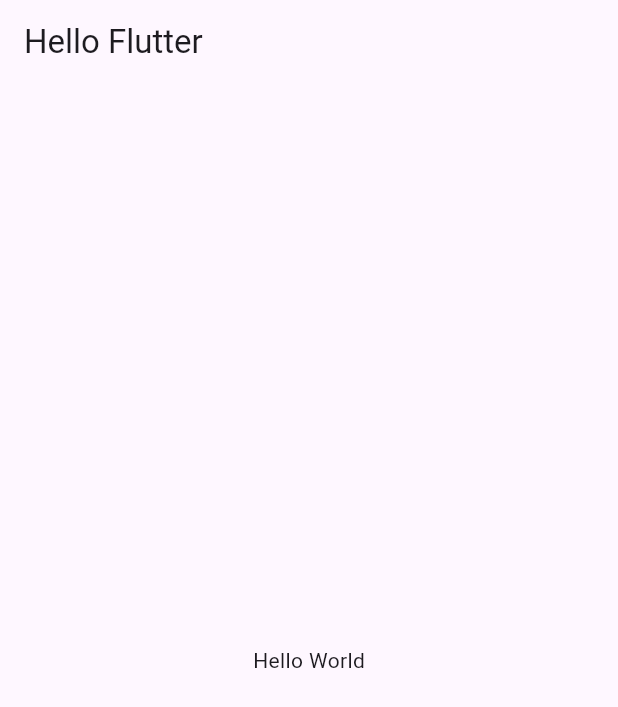
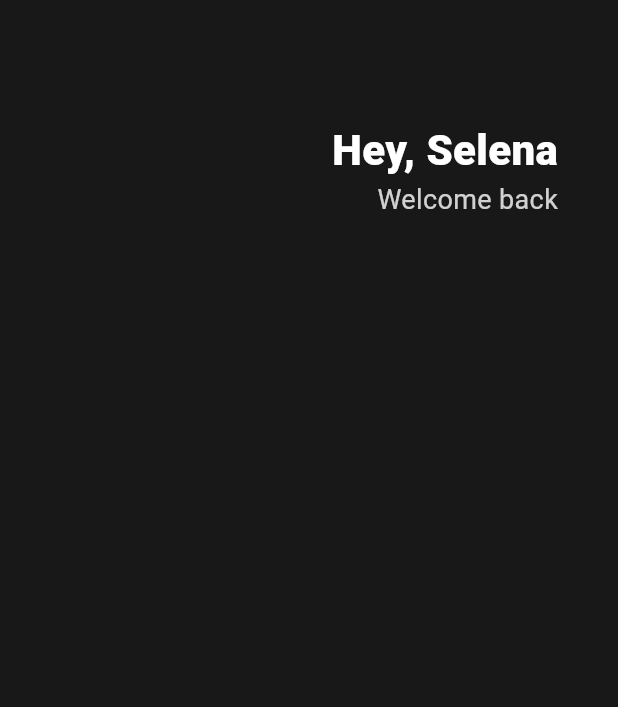
Before and after one commit to OneTen19/capstone_flutter_study, a Flutter app: the screen it shows after launch, on a phone screen of 412 x 824 dp. Shown: the top 707 px of the screen. Run offline on Flutter 3.47's test engine with Material 3 defaults, Android fonts, the phone set to English and light mode, and no system bars.

Commit message:
#3.0 Header

```diff
--- a/lib/main.dart
+++ b/lib/main.dart
@@ -9,11 +9,41 @@ class MyApp extends StatelessWidget {
   Widget build(BuildContext context) {
     return MaterialApp(
       home: Scaffold(
-        appBar: AppBar(
-          title: Text("Hello Flutter"),
-        ),
-        body: Center(
-          child: Text("Hello World"),
+        backgroundColor: Color(0xFF181818),
+        body: Padding(
+          padding: const EdgeInsets.symmetric(horizontal: 40),
+          child: Column(
+            children: [
+              const SizedBox(
+                height: 80,
+              ),
+              Row(
+                mainAxisAlignment: MainAxisAlignment.end,
+                children: [
+                  Column(
+                    crossAxisAlignment: CrossAxisAlignment.end,
+                    children: [
+                      const Text(
+                        "Hey, Selena",
+                        style: TextStyle(
+                          color: Colors.white,
+                          fontSize: 28,
+                          fontWeight: FontWeight.w800,
+                        ),
+                      ),
+                      Text(
+                        "Welcome back",
+                        style: TextStyle(
+                          color: Colors.white.withOpacity(0.8),
+                          fontSize: 18,
+                        ),
+                      ),
+                    ],
+                  )
+                ],
+              )
+            ],
+          ),
         ),
       ),
     );
```
